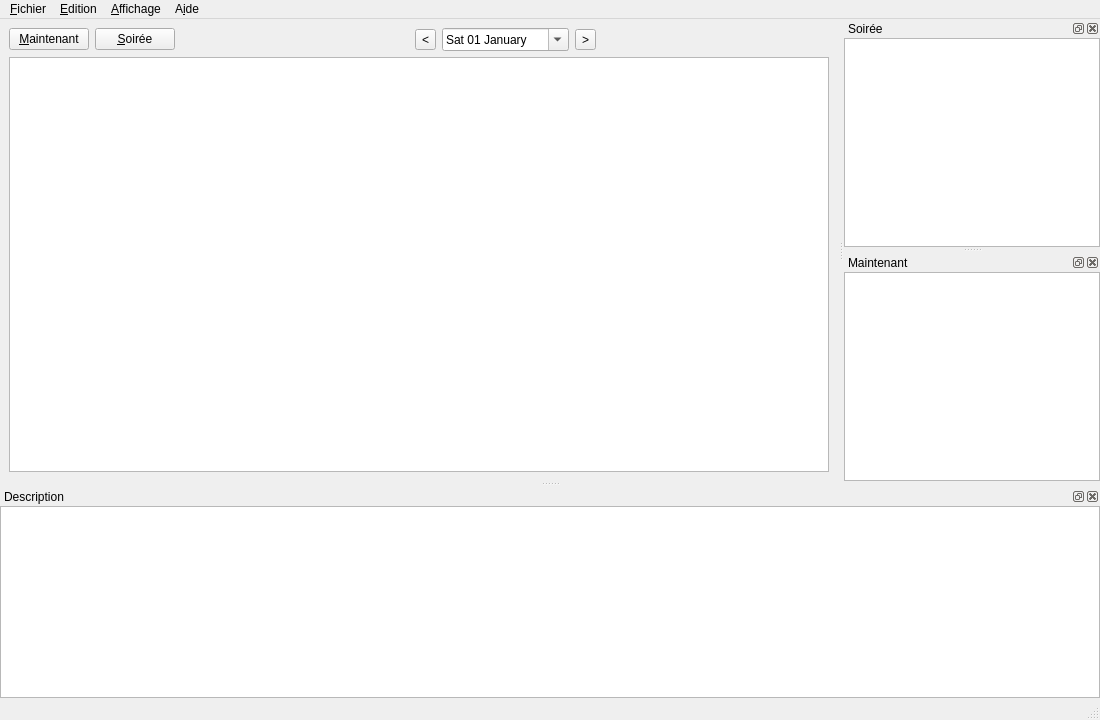
First picture: the form in ui/mainwindow.ui, repository jlbrd/qmagneto, before the edit.
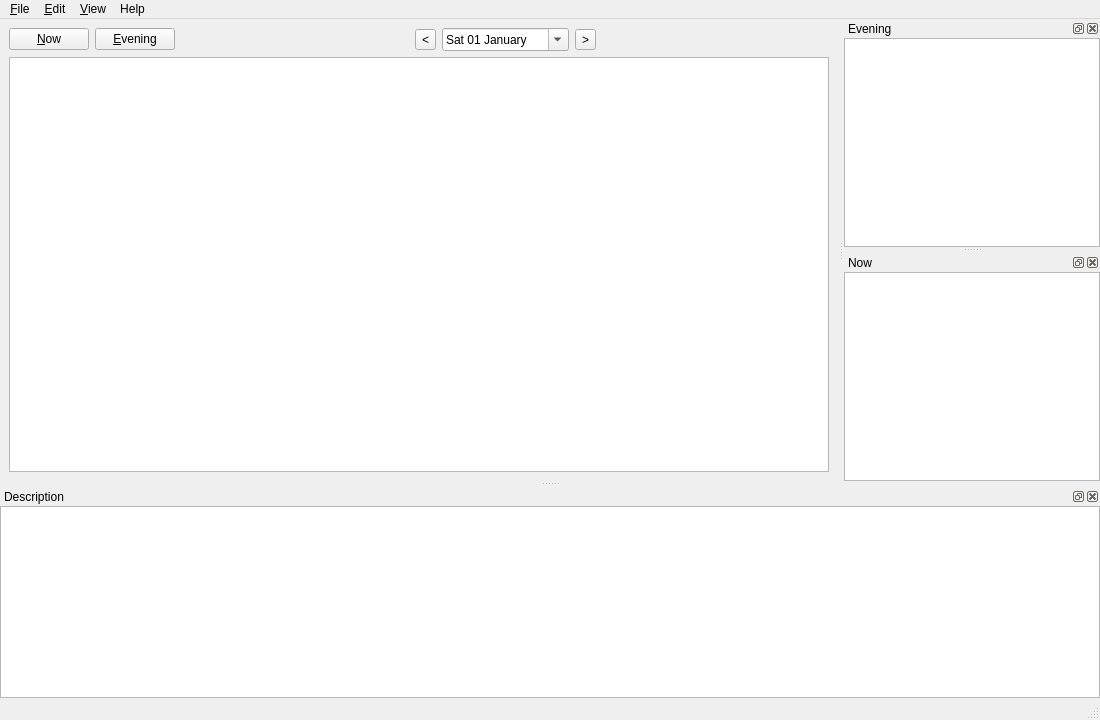
Second picture: the form after the edit. Icons and pictures are not drawn. Custom widgets are drawn as their Qt base class.

Patch:
```diff
--- a/ui/mainwindow.ui
+++ b/ui/mainwindow.ui
@@ -39,7 +39,7 @@
              </sizepolicy>
             </property>
             <property name="text" >
-             <string>&amp;Maintenant</string>
+             <string>&amp;Now</string>
             </property>
            </widget>
           </item>
@@ -52,7 +52,7 @@
              </sizepolicy>
             </property>
             <property name="text" >
-             <string>&amp;Soirée</string>
+             <string>&amp;Evening</string>
             </property>
            </widget>
           </item>
@@ -139,7 +139,7 @@
   </widget>
   <widget class="QDockWidget" name="dockSoiree" >
    <property name="windowTitle" >
-    <string>Soirée</string>
+    <string>Evening</string>
    </property>
    <attribute name="dockWidgetArea" >
     <number>2</number>
@@ -157,7 +157,7 @@
   </widget>
   <widget class="QDockWidget" name="dockMaintenant" >
    <property name="windowTitle" >
-    <string>Maintenant</string>
+    <string>Now</string>
    </property>
    <attribute name="dockWidgetArea" >
     <number>2</number>
@@ -213,37 +213,37 @@
      <height>36</height>
     </rect>
    </property>
-   <widget class="QMenu" name="menu_Fichier" >
+   <widget class="QMenu" name="menu_File" >
     <property name="title" >
-     <string>&amp;Fichier</string>
+     <string>&amp;File</string>
     </property>
     <addaction name="separator" />
     <addaction name="action_Quitter" />
    </widget>
-   <widget class="QMenu" name="menu_Edition" >
+   <widget class="QMenu" name="menu_Edit" >
     <property name="title" >
-     <string>&amp;Edition</string>
+     <string>&amp;Edit</string>
     </property>
     <addaction name="action_Programmes" />
     <addaction name="action_Configurer" />
     <addaction name="action_Canaux" />
    </widget>
-   <widget class="QMenu" name="menu_Affichage" >
+   <widget class="QMenu" name="menu_View" >
     <property name="title" >
-     <string>&amp;Affichage</string>
+     <string>&amp;View</string>
     </property>
    </widget>
-   <widget class="QMenu" name="menuA_ide" >
+   <widget class="QMenu" name="menuHelp" >
     <property name="title" >
-     <string>A&amp;ide</string>
+     <string>Help</string>
     </property>
     <addaction name="actionA_propos" />
     <addaction name="actionA_propos_de_Qt" />
    </widget>
-   <addaction name="menu_Fichier" />
-   <addaction name="menu_Edition" />
-   <addaction name="menu_Affichage" />
-   <addaction name="menuA_ide" />
+   <addaction name="menu_File" />
+   <addaction name="menu_Edit" />
+   <addaction name="menu_View" />
+   <addaction name="menuHelp" />
   </widget>
   <widget class="QStatusBar" name="statusbar" />
   <action name="action_Quitter" >
```
Left out of the diff: 62 changed lines with no effect on the pictures.
